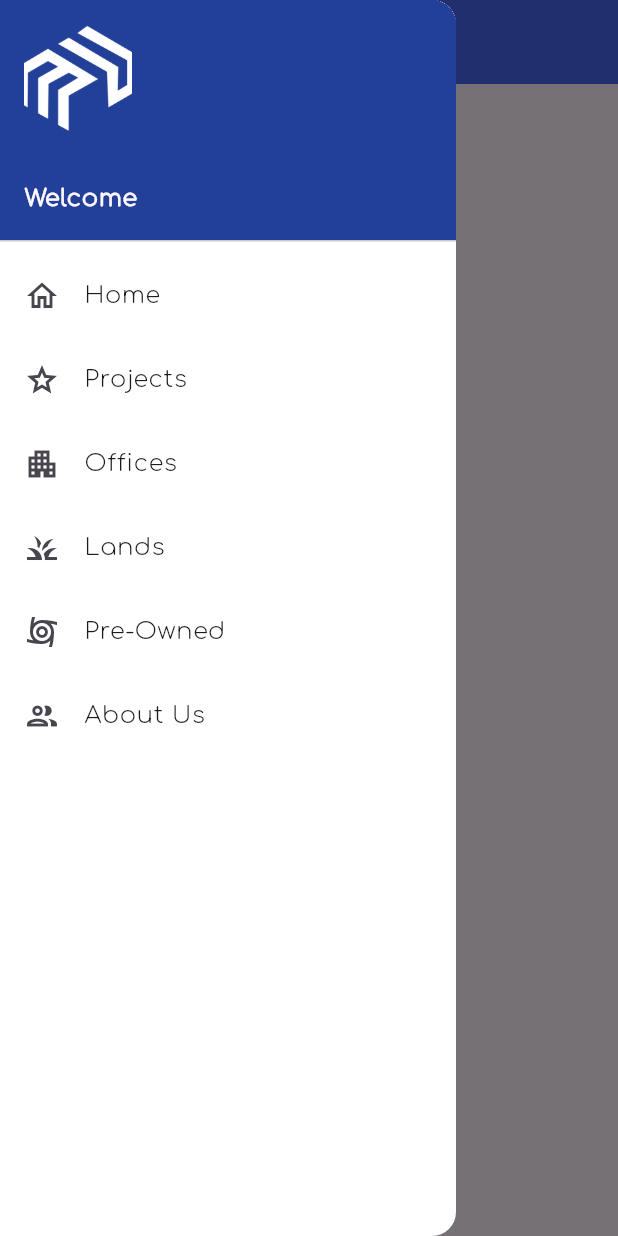
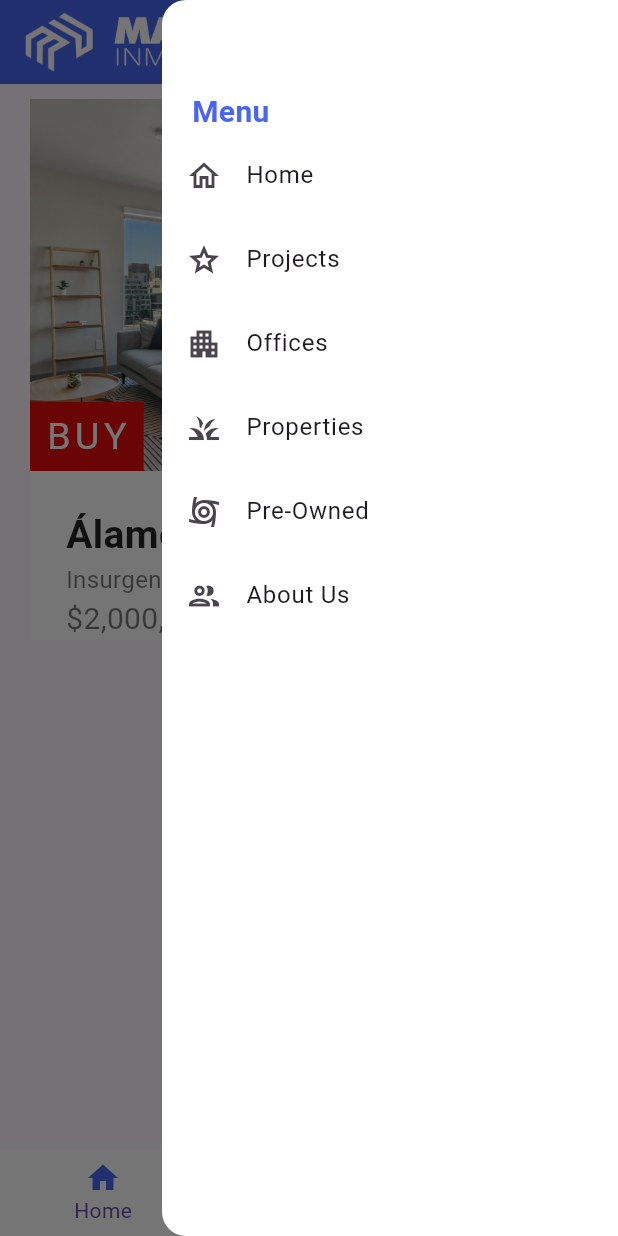
Before and after one commit to edervzz/markup, a Flutter app: the screen it shows after launch, with the side drawer open, on a phone screen of 412 x 824 dp. Run offline on Flutter 3.47's test engine with Material 2 defaults, Android fonts, the light colour scheme and no system bars; missing offline and left inert: animated_button_bar; generated files the repository leaves out were written again; Roboto replaces fonts that are missing (Calibri).

Commit message:
🚧✨Card for properties

```diff
--- /dev/null
+++ b/mercury/lib/constants/constants.dart
@@ -0,0 +1,5 @@
+import 'package:flutter/material.dart';
+
+const mainColor = Color(0xFF4966F2);
+const activeColor = Color(0xFF49F2A3);
+const pasiveColor = Color.fromARGB(255, 106, 106, 106);
--- /dev/null
+++ b/mercury/lib/container_screen.dart
@@ -0,0 +1,87 @@
+import 'package:flutter/material.dart';
+import 'package:mercury/constants/constants.dart';
+import 'package:mercury/presentation/favorites_screen.dart';
+import 'package:mercury/presentation/home_screen.dart';
+import 'package:mercury/presentation/search_screen.dart';
+import 'package:mercury/presentation/widgets/navbar.dart';
+import 'package:flutter_gen/gen_l10n/app_localizations.dart';
+
+class ContainerScreen extends StatefulWidget {
+  static String name = 'home-screen';
+  const ContainerScreen({super.key});
+
+  @override
+  State<ContainerScreen> createState() => _ContainerScreenState();
+}
+
+class _ContainerScreenState extends State<ContainerScreen> {
+  int screenIndex = 0;
+  final List<Widget> screens = [
+    const HomeScreen(),
+    const SearchScreen(),
+    const FavoriteScreen(),
+  ];
+
+  @override
+  Widget build(BuildContext context) {
+    final navButtons = [
+      BottomNavigationBarItem(
+        icon: const Icon(Icons.home_outlined),
+        activeIcon: const Icon(Icons.home, color: mainColor),
+        label: AppLocalizations.of(context)!.home,
+      ),
+      BottomNavigationBarItem(
+        icon: const Icon(Icons.search_outlined),
+        activeIcon: const Icon(Icons.search, color: mainColor),
+        label: AppLocalizations.of(context)!.search,
+      ),
+      BottomNavigationBarItem(
+        icon: const Icon(Icons.favorite_outline),
+        activeIcon: const Icon(Icons.favorite, color: mainColor),
+        label: AppLocalizations.of(context)!.favorite,
+      ),
+    ];
+
+    return Scaffold(
+      endDrawer: const NavBar(),
+      appBar: AppBar(
+          foregroundColor: Colors.white,
+          backgroundColor: mainColor, //234099
+          centerTitle: true,
+          title: Row(
+            mainAxisAlignment: MainAxisAlignment.start,
+            children: [
+              Image.asset(
+                'assets/images/logo_white_markup.png',
+                fit: BoxFit.fitHeight,
+                height: 40,
+              ),
+              const Padding(
+                padding: EdgeInsets.symmetric(horizontal: 5),
+              ),
+              Image.asset(
+                'assets/images/text_white_markup.png',
+                fit: BoxFit.fitHeight,
+                height: 40,
+              ),
+              const Padding(
+                padding: EdgeInsets.symmetric(horizontal: 25),
+              ),
+            ],
+          )),
+      body: screens[screenIndex],
+      bottomNavigationBar: BottomNavigationBar(
+          elevation: 0,
+          backgroundColor: Colors.white,
+          currentIndex: screenIndex,
+          onTap: (value) {
+            setState(() {
+              screenIndex = value;
+            });
+          },
+          //views home
+          type: BottomNavigationBarType.fixed,
+          items: navButtons),
+    );
+  }
+}
--- a/mercury/lib/l10n/app_en.arb
+++ b/mercury/lib/l10n/app_en.arb
@@ -3,11 +3,18 @@
   "@helloWorld": {
     "description": "The conventional newborn programmer greeting"
   },
+  "menu": "Menu",
   "greeting": "Welcome",
   "home": "Home",
   "aboutUs": "About Us",
+  "buy": "Buy",
+  "rent": "Rent",
   "projects": "Projects",
   "offices": "Offices",
-  "lands": "Lands",
-  "preOwned": "Pre-Owned"
+  "lands": "Properties",
+  "preOwned": "Pre-Owned",
+  "search": "Search",
+  "favorite": "Favorite",
+  "contact": "Contact Us",
+  "search_header": "WHAT ARE YOU LOOKING FOR?"
 }
--- a/mercury/lib/l10n/app_es.arb
+++ b/mercury/lib/l10n/app_es.arb
@@ -1,10 +1,17 @@
 {
     "helloWorld": "¡Hola Mundo!",
+    "menu": "Menú",
     "greeting": "Bienvenido",
     "home": "Inicio",
     "aboutUs": "Nosotros",
-    "projects": "Proyectos",
+    "buy": "Comprar",
+    "rent": "Rentar",
+    "projects": "Desarrollos",
     "offices": "Oficinas",
     "lands": "Terrenos",
-    "preOwned": "Seminuevos"
+    "preOwned": "Seminuevos",
+    "search": "Search",
+    "favorite": "Favorite",
+    "contact": "Contact Us",
+    "search_header": "¿QUÉ ESTÁS BUSCANDO?"
 }
--- a/mercury/lib/main.dart
+++ b/mercury/lib/main.dart
@@ -1,7 +1,7 @@
 import 'package:flutter/material.dart';
 import 'package:flutter/services.dart';
 import 'package:flutter_gen/gen_l10n/app_localizations.dart';
-import 'package:mercury/presentation/home/home_screen.dart';
+import 'package:mercury/container_screen.dart';
 
 void main() {
   runApp(const MainApp());
@@ -18,9 +18,9 @@ class MainApp extends StatelessWidget {
       supportedLocales: AppLocalizations.supportedLocales,
       theme: ThemeData(
         useMaterial3: true,
-        fontFamily: "Comfortaa",
+        fontFamily: "Calibri",
       ),
-      home: const HomeScreen(),
+      home: const ContainerScreen(),
     );
   }
 }
--- a/mercury/lib/presentation/home/home_screen.dart
+++ /dev/null
@@ -1,47 +0,0 @@
-import 'package:flutter/material.dart';
-import 'package:mercury/presentation/navbar/navbar.dart';
-
-class HomeScreen extends StatefulWidget {
-  static String name = 'home-screen';
-  const HomeScreen({super.key});
-
-  @override
-  State<HomeScreen> createState() => _HomeScreenState();
-}
-
-class _HomeScreenState extends State<HomeScreen> {
-  @override
-  Widget build(BuildContext context) {
-    return Scaffold(
-      drawer: const NavBar(),
-      appBar: AppBar(
-          foregroundColor: Colors.white,
-          backgroundColor: const Color(0xFF4966F2), //234099
-          centerTitle: true,
-          title: Row(
-            mainAxisAlignment: MainAxisAlignment.center,
-            children: [
-              Image.asset(
-                'assets/images/logo_white_markup.png',
-                fit: BoxFit.fitHeight,
-                height: 40,
-              ),
-              const Padding(
-                padding: EdgeInsets.symmetric(horizontal: 5),
-              ),
-              Image.asset(
-                'assets/images/text_white_markup.png',
-                fit: BoxFit.fitHeight,
-                height: 40,
-              ),
-              const Padding(
-                padding: EdgeInsets.symmetric(horizontal: 25),
-              ),
-            ],
-          )),
-      body: const Center(
-        child: Text("Hello"),
-      ),
-    );
-  }
-}
--- /dev/null
+++ b/mercury/lib/presentation/home_screen.dart
@@ -0,0 +1,22 @@
+import 'package:flutter/material.dart';
+import 'package:mercury/presentation/widgets/property_main_info.dart';
+
+class HomeScreen extends StatefulWidget {
+  const HomeScreen({super.key});
+
+  @override
+  State<StatefulWidget> createState() => _HomeScreenState();
+}
+
+class _HomeScreenState extends State<HomeScreen> {
+  @override
+  Widget build(BuildContext context) {
+    return const Center(
+      child: Column(
+        children: [
+          PropertyMainInfo(),
+        ],
+      ),
+    );
+  }
+}
--- a/mercury/lib/presentation/navbar/navbar.dart
+++ b/mercury/lib/presentation/widgets/navbar.dart
@@ -1,5 +1,7 @@
 import 'package:flutter/material.dart';
 import 'package:flutter_gen/gen_l10n/app_localizations.dart';
+
+import '../../constants/constants.dart';
 
 class NavBar extends StatefulWidget {
   const NavBar({super.key});
@@ -16,21 +18,15 @@ class _NavBar extends State<NavBar> {
       child: ListView(
         padding: EdgeInsets.zero,
         children: [
-          UserAccountsDrawerHeader(
-            accountName: Text(
-              AppLocalizations.of(context)!.greeting,
+          Padding(
+            padding: const EdgeInsets.only(top: 60, left: 20),
+            child: Text(
+              AppLocalizations.of(context)!.menu,
               style: const TextStyle(
                 fontWeight: FontWeight.bold,
+                fontSize: 20,
+                color: mainColor,
               ),
-            ),
-            accountEmail: null,
-            currentAccountPicture: Image.asset(
-              'assets/images/logo_white_markup.png',
-              fit: BoxFit.fitHeight,
-              height: 40,
-            ),
-            decoration: const BoxDecoration(
-              color: Color(0xFF234099),
             ),
           ),
           ListTile(
--- /dev/null
+++ b/mercury/lib/presentation/widgets/property_main_info.dart
@@ -0,0 +1,76 @@
+import 'package:flutter/material.dart';
+
+class PropertyMainInfo extends StatefulWidget {
+  const PropertyMainInfo({super.key});
+
+  @override
+  State<StatefulWidget> createState() => _PropertyMainInfoState();
+}
+
+class _PropertyMainInfoState extends State<PropertyMainInfo> {
+  @override
+  Widget build(BuildContext context) {
+    return Container(
+      color: Colors.white,
+      margin: const EdgeInsets.symmetric(horizontal: 20, vertical: 10),
+      child:
+          // Card(
+          // child:
+          Column(
+        crossAxisAlignment: CrossAxisAlignment.start,
+        children: [
+          Stack(
+            alignment: AlignmentDirectional.bottomStart,
+            children: [
+              Image.asset("assets/images/background.jpg", fit: BoxFit.cover),
+              Container(
+                color: const Color(0xFFE50E0B),
+                padding:
+                    const EdgeInsets.symmetric(horizontal: 10, vertical: 5),
+                child: const Text(
+                  "BUY",
+                  style: TextStyle(
+                    color: Colors.white,
+                    fontSize: 25,
+                    letterSpacing: 3,
+                  ),
+                ),
+              ),
+            ],
+          ),
+          Container(
+            margin: const EdgeInsets.only(left: 24, top: 24),
+            child: const Column(
+              crossAxisAlignment: CrossAxisAlignment.start,
+              children: [
+                Text(
+                  "Álamo",
+                  style: TextStyle(
+                    fontWeight: FontWeight.bold,
+                    color: Colors.black87,
+                    fontSize: 26,
+                  ),
+                ),
+                Text(
+                  "Insurgentes Norte",
+                  style: TextStyle(
+                    color: Colors.black54,
+                    fontSize: 16,
+                  ),
+                ),
+                Text(
+                  "\$2,000,000",
+                  style: TextStyle(
+                    color: Colors.black54,
+                    fontSize: 20,
+                  ),
+                ),
+              ],
+            ),
+          )
+        ],
+      ),
+      // ),
+    );
+  }
+}
--- a/mercury/pubspec.yaml
+++ b/mercury/pubspec.yaml
@@ -7,6 +7,7 @@ environment:
   sdk: '>=3.0.6 <4.0.0'
 
 dependencies:
+  animated_button_bar: ^1.0.0
   flutter:
     sdk: flutter
   flutter_localizations:
@@ -30,3 +31,6 @@ flutter:
     - family: Comfortaa
       fonts:
         - asset: assets/fonts/Comfortaa-Light.ttf
+    - family: JosefinSans
+      fonts:
+        - asset: assets/fonts/JosefinSans-Regular.ttf
```
Also changed, not shown: mercury/lib/presentation/favorites_screen.dart (added, +17 -0 lines), mercury/lib/presentation/search_screen.dart (added, +32 -0 lines), mercury/lib/presentation/widgets/search_filters.dart (added, +49 -0 lines), mercury/assets/fonts/JosefinSans-Regular.ttf (added), mercury/assets/images/background.jpg (added).
